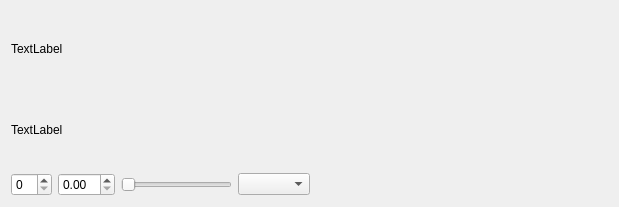
Old version of the form src/ui/configuration/ParamWidget.ui in the repository ArduPilot/apm_planner.
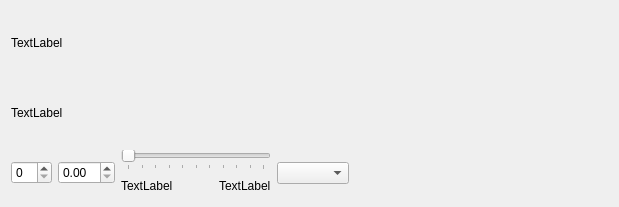
New version of the form. Custom widgets are drawn as their Qt base class.

Commit message: Standard and Adv param screen changes to make ParamWidgets signficantly easier to use

```diff
--- a/src/ui/configuration/ParamWidget.ui
+++ b/src/ui/configuration/ParamWidget.ui
@@ -13,7 +13,7 @@
   <property name="windowTitle">
    <string>Form</string>
   </property>
-  <layout class="QHBoxLayout" name="horizontalLayout_2">
+  <layout class="QHBoxLayout" name="horizontalLayout_3">
    <item>
     <layout class="QVBoxLayout" name="verticalLayout">
      <item>
@@ -39,12 +39,18 @@
         <widget class="APSpinBox" name="intSpinBox"/>
        </item>
        <item>
-        <widget class="APDoubleSpinBox" name="doubleSpinBox"/>
+        <widget class="APDoubleSpinBox" name="doubleSpinBox">
+         <property name="buttonSymbols">
+          <enum>QAbstractSpinBox::UpDownArrows</enum>
+         </property>
+        </widget>
        </item>
+       <item>
+        <layout class="QVBoxLayout" name="verticalLayout_2">
        <item>
         <widget class="QSlider" name="valueSlider">
          <property name="maximum">
-          <number>100</number>
+            <number>1000</number>
          </property>
          <property name="value">
           <number>0</number>
@@ -52,7 +58,46 @@
          <property name="orientation">
           <enum>Qt::Horizontal</enum>
          </property>
-        </widget>
+           <property name="tickPosition">
+            <enum>QSlider::TicksBelow</enum>
+           </property>
+           <property name="tickInterval">
+            <number>100</number>
+           </property>
+          </widget>
+         </item>
+         <item>
+          <layout class="QHBoxLayout" name="horizontalLayout_2">
+           <item>
+            <widget class="QLabel" name="minLabel">
+             <property name="text">
+              <string>TextLabel</string>
+             </property>
+            </widget>
+           </item>
+           <item>
+            <spacer name="horizontalSpacer_2">
+             <property name="orientation">
+              <enum>Qt::Horizontal</enum>
+             </property>
+             <property name="sizeHint" stdset="0">
+              <size>
+               <width>40</width>
+               <height>20</height>
+              </size>
+             </property>
+            </spacer>
+           </item>
+           <item>
+            <widget class="QLabel" name="maxLabel">
+             <property name="text">
+              <string>TextLabel</string>
+             </property>
+            </widget>
+           </item>
+          </layout>
+         </item>
+        </layout>
        </item>
        <item>
         <widget class="QComboBox" name="valueComboBox"/>
```
Lines whose indentation alone changed are shown as unchanged. The commit also changes 7 other files.
